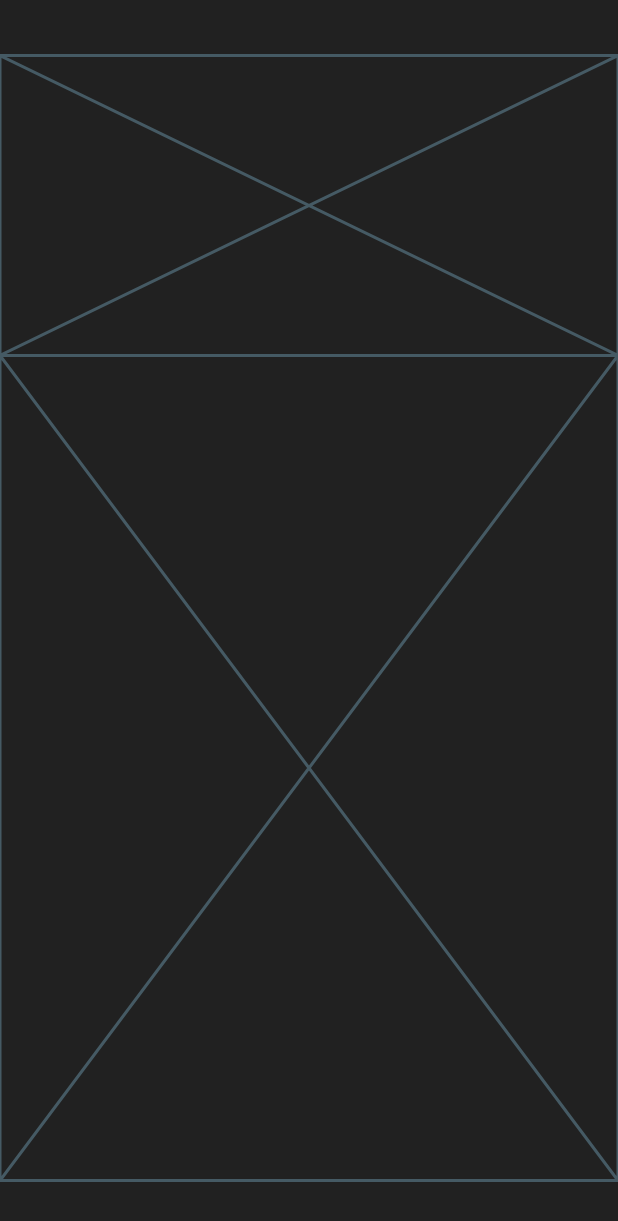
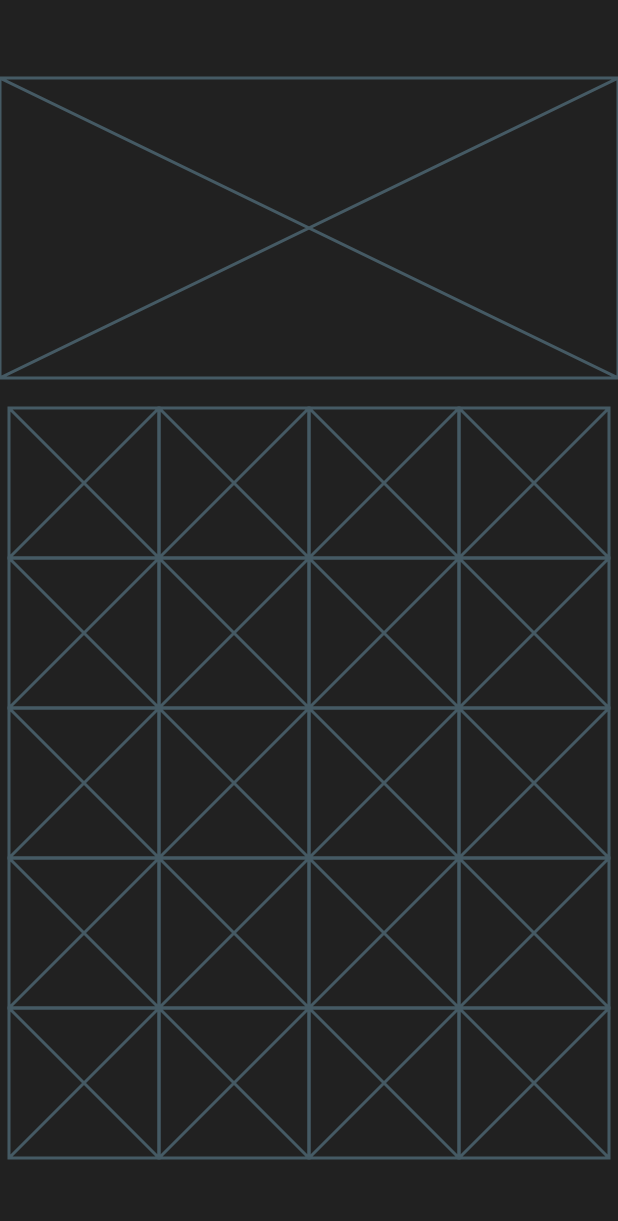
Before and after one commit to Luca-Landri/CalcoLandri, a Flutter app: the screen it shows after launch, on a phone screen of 412 x 824 dp. Shown: the top 1221 px of the screen. Run offline on Flutter 3.47's test engine with Material 2 defaults, Android fonts, the phone set to English and light mode, and no system bars.

Commit message:
Feat: Added grid layout

```diff
--- a/analysis_options.yaml
+++ b/analysis_options.yaml
@@ -22,6 +22,10 @@
   # `// ignore_for_file: name_of_lint` syntax on the line or in the file
   # producing the lint.
   rules:
+    use_key_in_widget_constructors: false
+    prefer_const_constructors: false
+    # avoid_print: false  # Uncomment to disable the `avoid_print` rule
+    # prefer_single_quotes: true  # Uncomment to enable the `prefer_single_quotes` rule
     # ignore: prefer_const_constructors
     # avoid_as: false  # Uncomment to disable the `avoid_as` rule
     # avoid_catches_without_on_clauses: false  # Uncomment to disable the `avoid_catches_without_on_clauses` rule
--- a/lib/app.dart
+++ b/lib/app.dart
@@ -26,9 +26,121 @@
                 fallbackWidth: 100,
               ),
               // ignore: prefer_const_constructors
-              Placeholder(
-                fallbackHeight: 550,
-                fallbackWidth: 100,
+              Padding(
+                padding: const EdgeInsets.only(top: 20),
+                child: Row(
+                  mainAxisAlignment: MainAxisAlignment.center,
+                  children: [
+                    Column(
+                      // ignore: prefer_const_literals_to_create_immutables
+                      children: [
+                        // ignore: prefer_const_constructors
+                        Placeholder(
+                          fallbackHeight: 100,
+                          fallbackWidth: 100,
+                        ),
+                        // ignore: prefer_const_constructors
+                        Placeholder(
+                          fallbackHeight: 100,
+                          fallbackWidth: 100,
+                        ),
+                        Placeholder(
+                          fallbackHeight: 100,
+                          fallbackWidth: 100,
+                        ),
+                        Placeholder(
+                          fallbackHeight: 100,
+                          fallbackWidth: 100,
+                        ),
+                        Placeholder(
+                          fallbackHeight: 100,
+                          fallbackWidth: 100,
+                        ),
+                      ],
+                    ),
+                    Column(
+                      // ignore: prefer_const_literals_to_create_immutables
+                      children: [
+                        // ignore: prefer_const_constructors
+                        Placeholder(
+                          fallbackHeight: 100,
+                          fallbackWidth: 100,
+                        ),
+                        // ignore: prefer_const_constructors
+                        Placeholder(
+                          fallbackHeight: 100,
+                          fallbackWidth: 100,
+                        ),
+                        Placeholder(
+                          fallbackHeight: 100,
+                          fallbackWidth: 100,
+                        ),
+                        Placeholder(
+                          fallbackHeight: 100,
+                          fallbackWidth: 100,
+                        ),
+                        Placeholder(
+                          fallbackHeight: 100,
+                          fallbackWidth: 100,
+                        ),
+                      ],
+                    ),
+                    Column(
+                      // ignore: prefer_const_literals_to_create_immutables
+                      children: [
+                        // ignore: prefer_const_constructors
+                        Placeholder(
+                          fallbackHeight: 100,
+                          fallbackWidth: 100,
+                        ),
+                        // ignore: prefer_const_constructors
+                        Placeholder(
+                          fallbackHeight: 100,
+                          fallbackWidth: 100,
+                        ),
+                        Placeholder(
+                          fallbackHeight: 100,
+                          fallbackWidth: 100,
+                        ),
+                        Placeholder(
+                          fallbackHeight: 100,
+                          fallbackWidth: 100,
+                        ),
+                        Placeholder(
+                          fallbackHeight: 100,
+                          fallbackWidth: 100,
+                        ),
+                      ],
+                    ),
+                    Column(
+                      // ignore: prefer_const_literals_to_create_immutables
+                      children: [
+                        // ignore: prefer_const_constructors
+                        Placeholder(
+                          fallbackHeight: 100,
+                          fallbackWidth: 100,
+                        ),
+                        // ignore: prefer_const_constructors
+                        Placeholder(
+                          fallbackHeight: 100,
+                          fallbackWidth: 100,
+                        ),
+                        Placeholder(
+                          fallbackHeight: 100,
+                          fallbackWidth: 100,
+                        ),
+                        Placeholder(
+                          fallbackHeight: 100,
+                          fallbackWidth: 100,
+                        ),
+                        Placeholder(
+                          fallbackHeight: 100,
+                          fallbackWidth: 100,
+                        ),
+                      ],
+                    ),
+                  ],
+                ),
               ),
             ],
           ),
```
